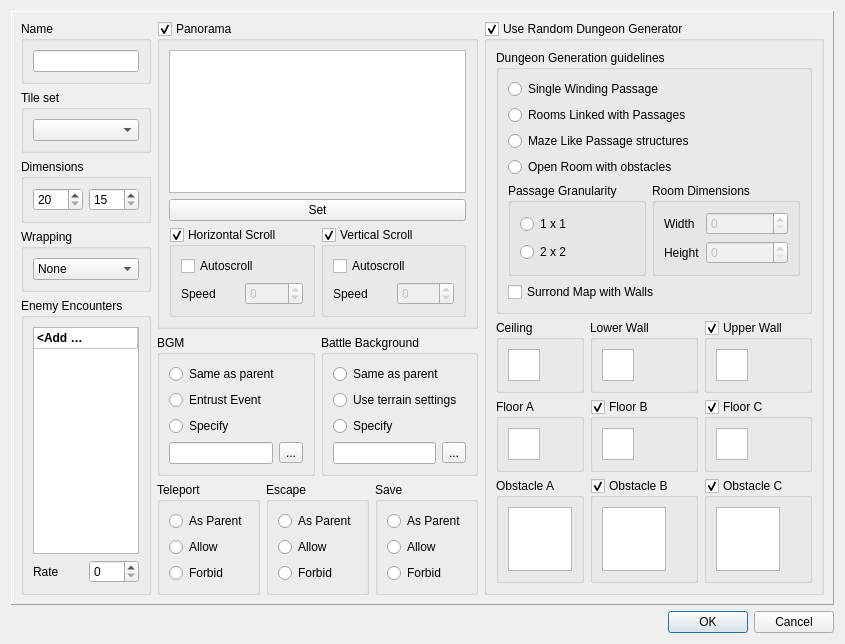
EasyRPG/Editor, file src/ui/maptree/map_properties_dialog.ui: the form before one commit.
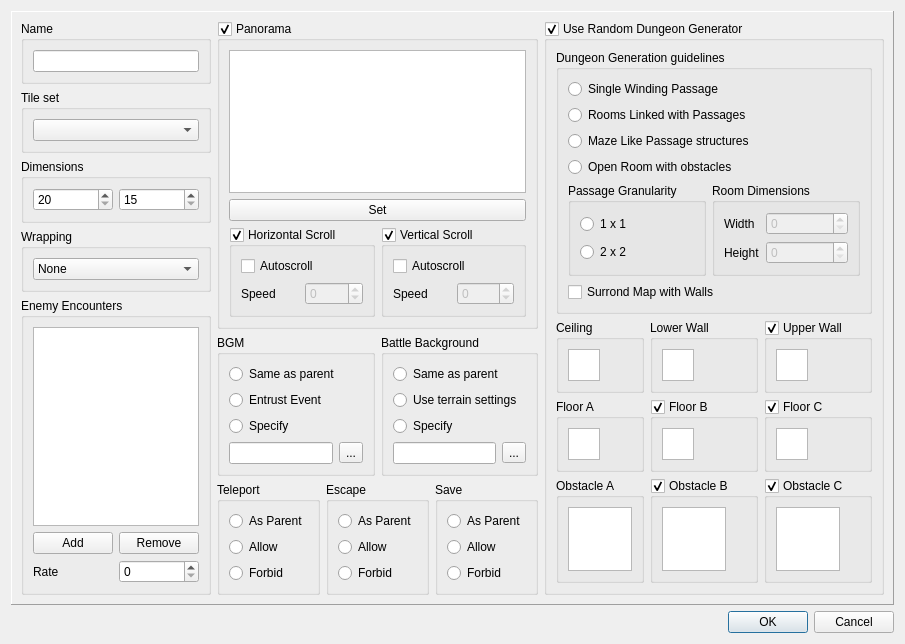
The form after the commit.

Commit message:
Maps: Enable changing map encounters
The map encounters can be changed now.

Diff of the .ui file:
```diff
--- a/src/ui/maptree/map_properties_dialog.ui
+++ b/src/ui/maptree/map_properties_dialog.ui
@@ -125,38 +125,31 @@
              <attribute name="verticalHeaderDefaultSectionSize">
               <number>21</number>
              </attribute>
-             <row>
-              <property name="text">
-               <string/>
-              </property>
-             </row>
              <column>
               <property name="text">
                <string>Name</string>
               </property>
              </column>
-             <item row="0" column="0">
-              <property name="text">
-               <string>&lt;Add Encounter&gt;</string>
-              </property>
-              <property name="font">
-               <font>
-                <weight>75</weight>
-                <bold>true</bold>
-               </font>
-              </property>
-              <property name="foreground">
-               <brush brushstyle="NoBrush">
-                <color alpha="255">
-                 <red>85</red>
-                 <green>170</green>
-                 <blue>0</blue>
-                </color>
-               </brush>
-              </property>
-             </item>
             </widget>
            </item>
+           <item>
+            <layout class="QGridLayout" name="layoutAddRemoveEncounter">
+             <item row="0" column="0">
+              <widget class="QPushButton" name="pushAddEncounter">
+               <property name="text">
+                <string>Add</string>
+               </property>
+              </widget>
+             </item>
+             <item row="0" column="1">
+              <widget class="QPushButton" name="pushRemoveEncounter">
+               <property name="text">
+                <string>Remove</string>
+               </property>
+              </widget>
+             </item>
+            </layout>
+           </item>
            <item>
             <layout class="QHBoxLayout" name="layoutEncounterRate">
              <item>
```
The commit also changes 2 other files.
